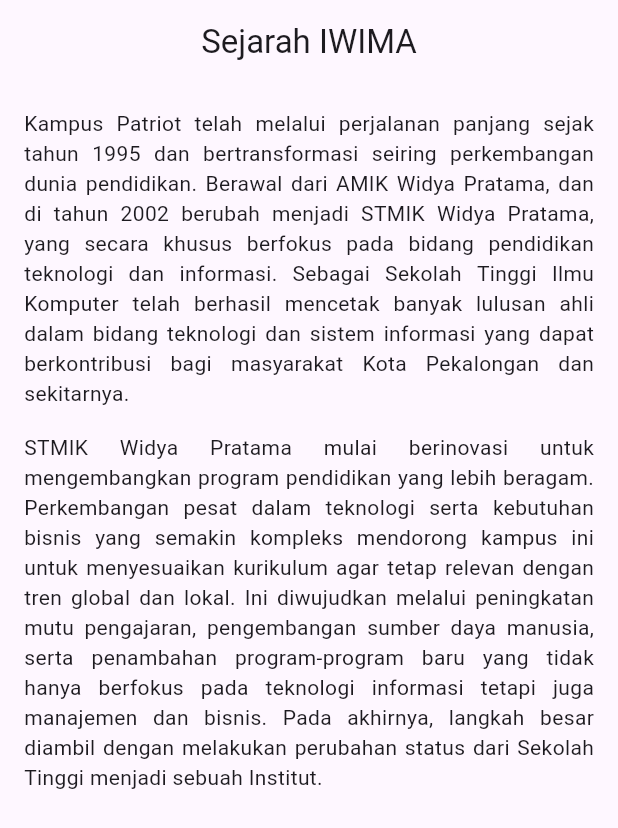
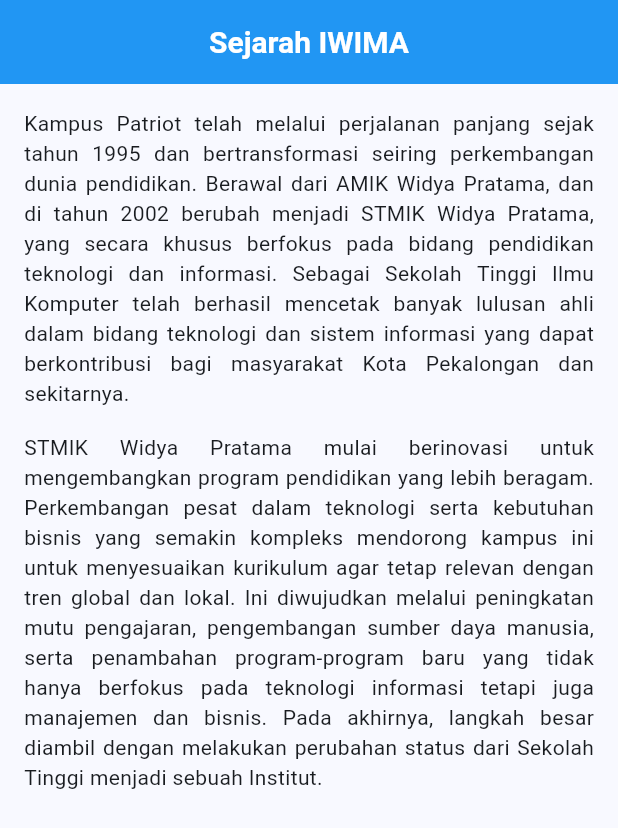
Before and after one commit to ikballbae/pemrograman_mobile_1, a Flutter app: the screen it shows after launch, on a phone screen of 412 x 824 dp. Shown: the top 828 px of the screen. Run offline on Flutter 3.47's test engine with Material 3 defaults, Android fonts, the phone set to English and light mode, and no system bars.

Commit message:
style: ubah tema warna menjadi blue dan header font bold

```diff
--- a/lib/latihan2.dart
+++ b/lib/latihan2.dart
@@ -6,8 +6,26 @@
   @override
   Widget build(BuildContext context) {
     return MaterialApp(
+      theme: ThemeData(
+        colorScheme: ColorScheme.fromSeed(seedColor: Colors.blue),
+        appBarTheme: const AppBarTheme(
+          backgroundColor: Colors.blue,
+          foregroundColor: Colors.white,
+          titleTextStyle: TextStyle(
+            fontSize: 20,
+            fontWeight: FontWeight.bold,
+            color: Colors.white,
+          ),
+        ),
+      ),
       home: Scaffold(
-        appBar: AppBar(title: const Text("Sejarah IWIMA"), centerTitle: true),
+        appBar: AppBar(
+          title: const Text(
+            "Sejarah IWIMA",
+            style: TextStyle(fontWeight: FontWeight.bold),
+          ),
+          centerTitle: true,
+        ),
         body: ListView(
           padding: const EdgeInsets.all(
             16.0,
```
Also changed, not shown: 1 other file.
